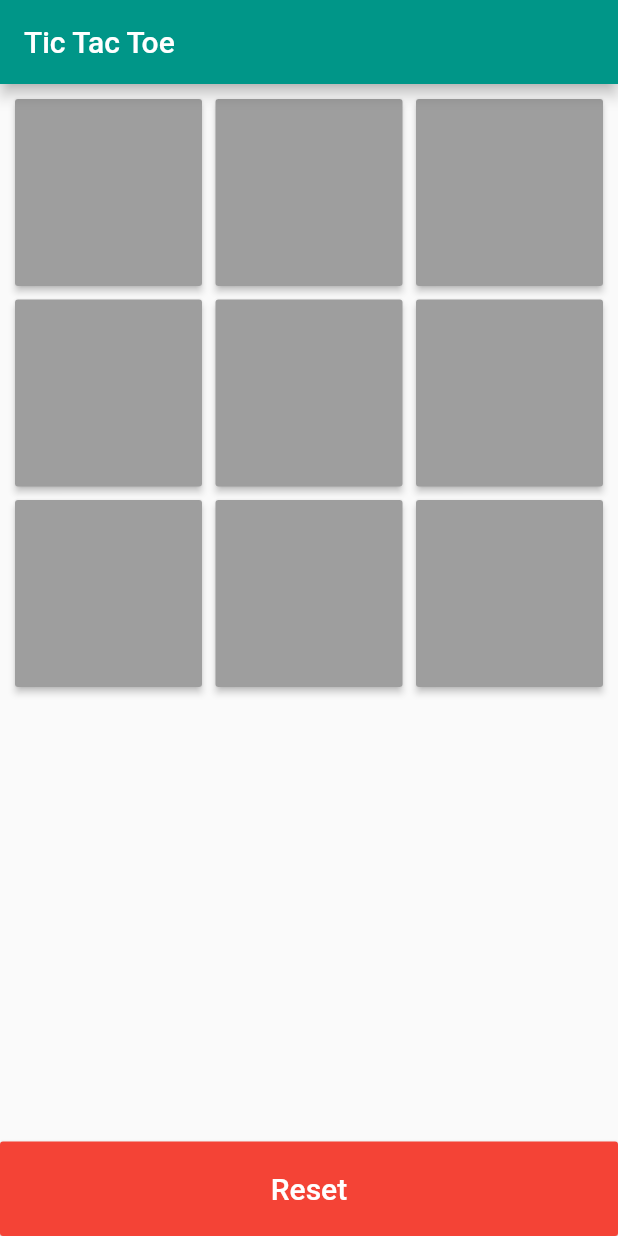
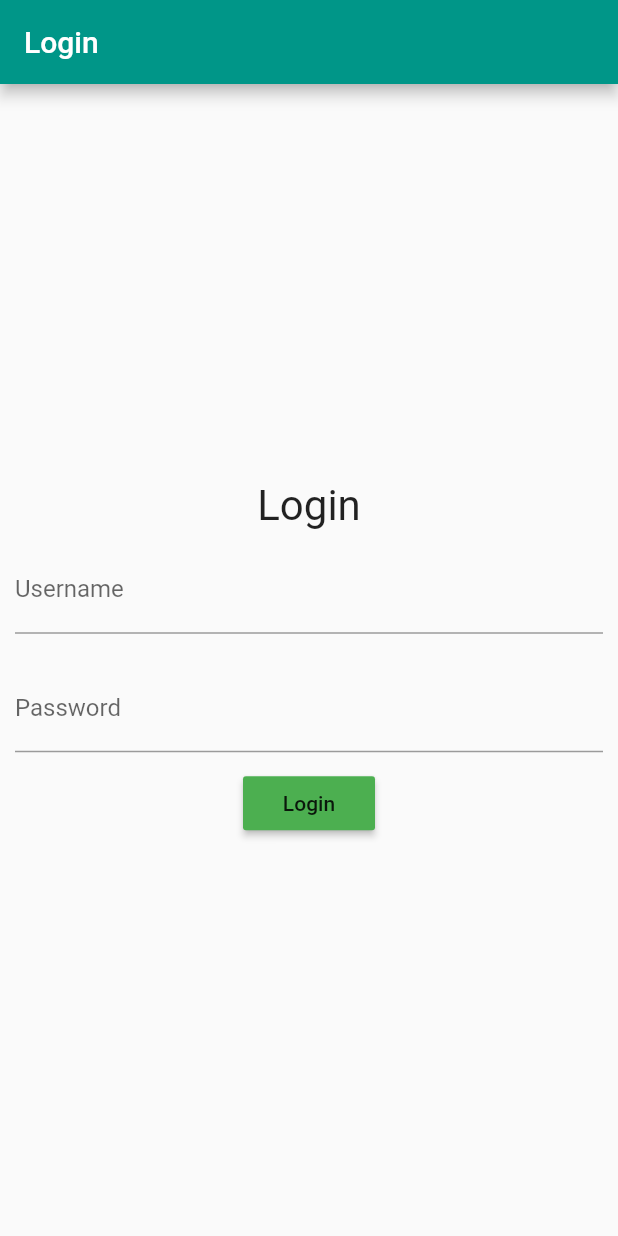
Before and after one commit to sazibislam/flutter_app, a Flutter app: the screen it shows after launch, on a phone screen of 412 x 824 dp. Run offline on Flutter 3.47's test engine with Material 2 defaults, Android fonts, the phone set to English and light mode, and no system bars; our stand-ins replace sqflite; accounts and stored records are empty.

Commit message:
MVP, Database sqlite, user login interface added
Signed-off-by: Sazib <sazibislam1@gmail.com>

```diff
--- /dev/null
+++ b/lib/data/rest_data.dart
@@ -0,0 +1,14 @@
+import 'dart:async';
+
+import 'package:flutter_app/models/user.dart';
+import 'package:flutter_app/utils/network_util.dart';
+
+class RestData {
+  NetworkUtil _netUtil = new NetworkUtil();
+  static final BASE_URL = "";
+  static final LOGIN_URL = BASE_URL + "/";
+
+  Future<User> login(String username, String password) {
+    return new Future.value(new User(username, password));
+  }
+}
--- /dev/null
+++ b/lib/login/login_page.dart
@@ -0,0 +1,117 @@
+import 'package:flutter/material.dart';
+import 'package:flutter_app/data/database_helper.dart';
+import 'package:flutter_app/login/login_presenter.dart';
+import 'package:flutter_app/models/user.dart';
+
+class LoginPage extends StatefulWidget {
+  @override
+  _LoginPageState createState() => new _LoginPageState();
+}
+
+class _LoginPageState extends State<LoginPage> implements LoginPageContract {
+  BuildContext _ctx;
+  bool _isLoading = false;
+  final formKey = new GlobalKey<FormState>();
+  final scaffoldKey = new GlobalKey<ScaffoldState>();
+
+  String _username, _password;
+
+  LoginPagePresenter _presenter;
+
+  _LoginPageState() {
+    _presenter = new LoginPagePresenter(this);
+  }
+
+  void _submit() {
+    final form = formKey.currentState;
+
+    if (form.validate()) {
+      setState(() {
+        _isLoading = true;
+        form.save();
+        _presenter.doLogin(_username, _password);
+      });
+    }
+  }
+
+  void _showSnackBar(String text) {
+    scaffoldKey.currentState.showSnackBar(new SnackBar(
+      content: new Text(text),
+    ));
+  }
+
+  @override
+  Widget build(BuildContext context) {
+    _ctx = context;
+    var loginBtn = new RaisedButton(
+      onPressed: _submit,
+      child: new Text("Login"),
+      color: Colors.green,
+    );
+    var loginForm = new Column(
+      crossAxisAlignment: CrossAxisAlignment.center,
+      mainAxisAlignment: MainAxisAlignment.center,
+      children: <Widget>[
+        new Text(
+          "Login",
+          textScaleFactor: 2.0,
+        ),
+        new Form(
+          key: formKey,
+          child: new Column(
+            children: <Widget>[
+              new Padding(
+                padding: const EdgeInsets.all(10.0),
+                child: new TextFormField(
+                  onSaved: (val) => _username = val,
+                  decoration: new InputDecoration(labelText: "Username"),
+                ),
+              ),
+              new Padding(
+                padding: const EdgeInsets.all(10.0),
+                child: new TextFormField(
+                  onSaved: (val) => _password = val,
+                  decoration: new InputDecoration(labelText: "Password"),
+                ),
+              )
+            ],
+          ),
+        ),
+        loginBtn
+      ],
+    );
+
+    return new Scaffold(
+      appBar: new AppBar(
+        title: new Text("Login"),
+      ),
+      key: scaffoldKey,
+      body: new Container(
+        child: new Center(
+          child: loginForm,
+        ),
+      ),
+    );
+  }
+
+  @override
+  void onLoginError(String error) {
+    // TODO: implement onLoginError
+    _showSnackBar(error);
+    setState(() {
+      _isLoading = false;
+    });
+  }
+
+  @override
+  void onLoginSuccess(User user) async {
+    // TODO: implement onLoginSuccess
+    _showSnackBar(user.toString());
+    setState(() {
+      _isLoading = false;
+    });
+    var db = new DatabaseHelper();
+    await db.saveUser(user);
+    Navigator.of(context).pushReplacementNamed("/HomePage");
+  }
+}
--- /dev/null
+++ b/lib/login/login_presenter.dart
@@ -0,0 +1,22 @@
+import 'package:flutter_app/data/rest_data.dart';
+import 'package:flutter_app/models/user.dart';
+
+abstract class LoginPageContract {
+  void onLoginSuccess(User user);
+
+  void onLoginError(String error);
+}
+
+class LoginPagePresenter {
+  LoginPageContract _view;
+  RestData api = new RestData();
+
+  LoginPagePresenter(this._view);
+
+  doLogin(String username, String password) {
+    api
+        .login(username, password)
+        .then((user) => _view.onLoginSuccess(user))
+        .catchError((onError) => _view.onLoginError(onError.toString()));
+  }
+}
--- a/lib/main.dart
+++ b/lib/main.dart
@@ -2,6 +2,7 @@ import 'dart:async';
 
 import 'package:flutter/material.dart';
 import 'package:flutter_app/home_page.dart';
+import 'package:flutter_app/login/login_page.dart';
 
 void main() => runApp(MyApp());
 
@@ -15,7 +16,8 @@ class MyApp extends StatelessWidget {
       ),
       home: new SplashScreen(),
       routes: <String, WidgetBuilder>{
-        '/HomePage': (BuildContext context) => new HomePage()
+        '/HomePage': (BuildContext context) => new HomePage(),
+        '/LoginPage': (BuildContext context) => new LoginPage()
       },
       debugShowCheckedModeBanner: false,
     );
@@ -34,7 +36,7 @@ class _SplashScreenState extends State<SplashScreen> {
   }
 
   void navigationPage() {
-    Navigator.of(context).pushReplacementNamed('/HomePage');
+    Navigator.of(context).pushReplacementNamed('/LoginPage');
   }
 
   @override
--- /dev/null
+++ b/lib/models/user.dart
@@ -0,0 +1,22 @@
+class User {
+  String _username;
+  String _password;
+
+  User(this._username, this._password);
+
+  User.map(dynamic obj) {
+    this._username = obj['username'];
+    this._password = obj['password'];
+  }
+
+  String get username => _username;
+
+  String get password => _password;
+
+  Map<String, dynamic> toMap() {
+    var map = new Map<String, dynamic>();
+    map["username"] = _username;
+    map["password"] = _password;
+    return map;
+  }
+}
--- a/pubspec.yaml
+++ b/pubspec.yaml
@@ -19,6 +19,8 @@ dependencies:
   # The following adds the Cupertino Icons font to your application.
   # Use with the CupertinoIcons class for iOS style icons.
   cupertino_icons: ^0.1.2
+  sqflite: any
+  path_provider: ^0.4.0
 
 dev_dependencies:
   flutter_test:
```
Also changed, not shown: lib/data/database_helper.dart (added, +53 -0 lines), lib/utils/network_util.dart (added, +13 -0 lines).
